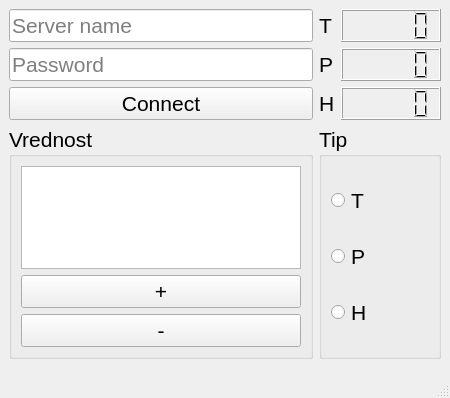
Old version of the form DataVisualizerApp/mainwindow.ui in the repository lcubrilo/IoT-Ambience-DataVisualizer.
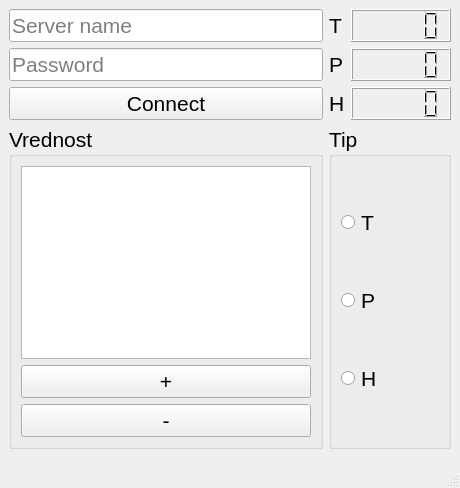
New version of the form.

The edit to the form file:
```diff
--- a/DataVisualizerApp/mainwindow.ui
+++ b/DataVisualizerApp/mainwindow.ui
@@ -6,8 +6,8 @@
    <rect>
     <x>0</x>
     <y>0</y>
-    <width>450</width>
-    <height>398</height>
+    <width>460</width>
+    <height>488</height>
    </rect>
   </property>
   <property name="font">
@@ -197,7 +197,18 @@
       </property>
       <layout class="QVBoxLayout" name="verticalLayout_4">
        <item>
-        <widget class="QTextEdit" name="textEdit"/>
+        <widget class="QTextEdit" name="textEdit">
+         <property name="readOnly">
+          <bool>false</bool>
+         </property>
+         <property name="html">
+          <string>&lt;!DOCTYPE HTML PUBLIC &quot;-//W3C//DTD HTML 4.0//EN&quot; &quot;http://www.w3.org/TR/REC-html40/strict.dtd&quot;&gt;
+&lt;html&gt;&lt;head&gt;&lt;meta name=&quot;qrichtext&quot; content=&quot;1&quot; /&gt;&lt;style type=&quot;text/css&quot;&gt;
+p, li { white-space: pre-wrap; }
+&lt;/style&gt;&lt;/head&gt;&lt;body style=&quot; font-family:'MS Shell Dlg 2'; font-size:16pt; font-weight:400; font-style:normal;&quot;&gt;
+&lt;p style=&quot;-qt-paragraph-type:empty; margin-top:0px; margin-bottom:0px; margin-left:0px; margin-right:0px; -qt-block-indent:0; text-indent:0px;&quot;&gt;&lt;br /&gt;&lt;/p&gt;&lt;/body&gt;&lt;/html&gt;</string>
+         </property>
+        </widget>
        </item>
        <item>
         <widget class="QPushButton" name="pushButton_2">
```
Left out of the diff: 4 changed lines with no effect on the pictures.
